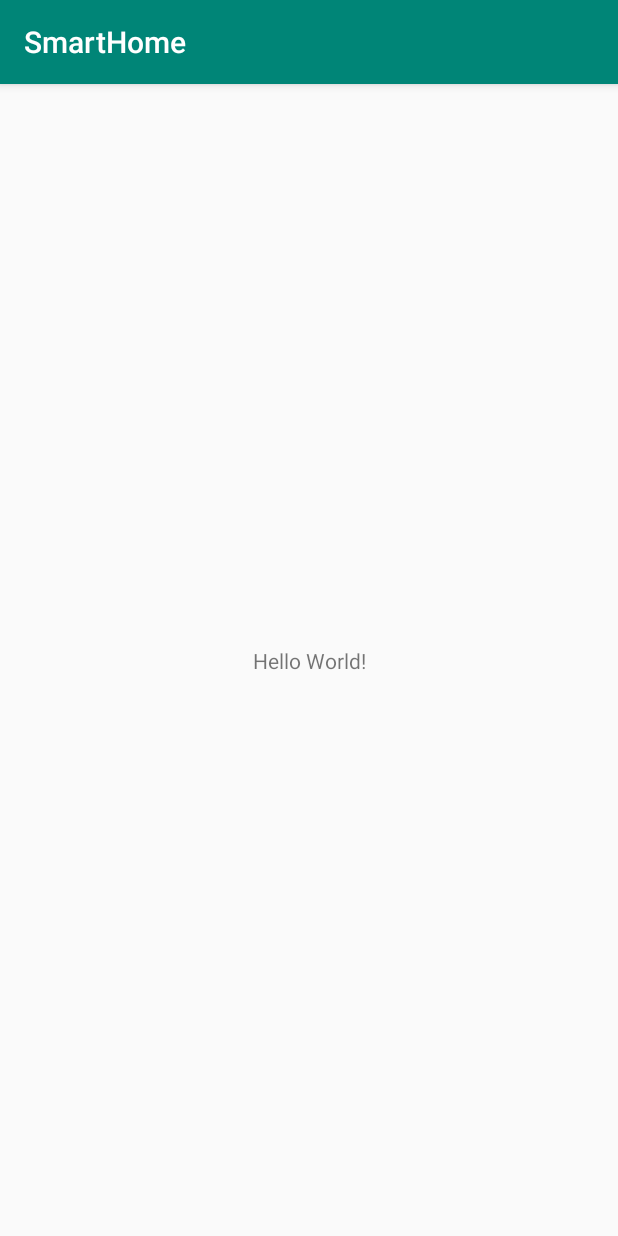
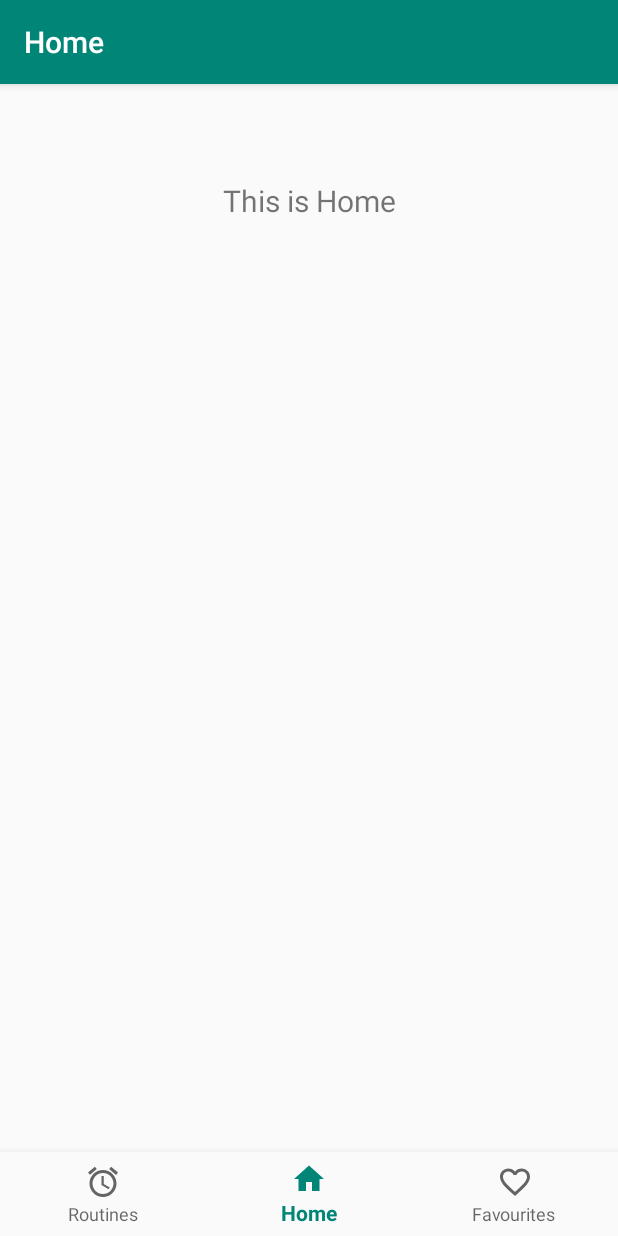
Before and after one commit to mtarradellas/HCI-Android, an Android app: the screen it shows after launch (MainActivity), on a phone screen of 412 x 824 dp. Run offline under Robolectric (Android 15) with nearby library versions, the phone set to English and light mode, and no system bars; our stand-ins replace navigation-ui.

Commit message:
basic navbar model

```diff
--- a/SmartHome/app/build.gradle
+++ b/SmartHome/app/build.gradle
@@ -26,4 +26,8 @@ dependencies {
     testImplementation 'junit:junit:4.12'
     androidTestImplementation 'androidx.test.ext:junit:1.1.0'
     androidTestImplementation 'androidx.test.espresso:espresso-core:3.1.1'
+    implementation 'com.google.android.material:material:1.0.0'
+    implementation 'androidx.lifecycle:lifecycle-extensions:2.1.0'
+    implementation 'androidx.navigation:navigation-fragment:2.0.0'
+    implementation 'androidx.navigation:navigation-ui:2.1.0'
 }
--- a/SmartHome/app/src/main/java/com/example/smarthome/MainActivity.java
+++ b/SmartHome/app/src/main/java/com/example/smarthome/MainActivity.java
@@ -1,8 +1,14 @@
 package com.example.smarthome;
 
 import androidx.appcompat.app.AppCompatActivity;
+import androidx.navigation.NavController;
+import androidx.navigation.Navigation;
+import androidx.navigation.ui.AppBarConfiguration;
+import androidx.navigation.ui.NavigationUI;
 
 import android.os.Bundle;
+
+import com.google.android.material.bottomnavigation.BottomNavigationView;
 
 public class MainActivity extends AppCompatActivity {
 
@@ -10,5 +16,14 @@ public class MainActivity extends AppCompatActivity {
     protected void onCreate(Bundle savedInstanceState) {
         super.onCreate(savedInstanceState);
         setContentView(R.layout.activity_main);
+        BottomNavigationView navView = findViewById(R.id.nav_view);
+        // Passing each menu ID as a set of Ids because each
+        // menu should be considered as top level destinations.
+        AppBarConfiguration appBarConfiguration = new AppBarConfiguration.Builder(
+                R.id.navigation_routines, R.id.navigation_home, R.id.navigation_favourites)
+                .build();
+        NavController navController = Navigation.findNavController(this, R.id.nav_host_fragment);
+        NavigationUI.setupActionBarWithNavController(this, navController, appBarConfiguration);
+        NavigationUI.setupWithNavController(navView, navController);
     }
 }
--- /dev/null
+++ b/SmartHome/app/src/main/java/com/example/smarthome/ui/home/HomeFragment.java
@@ -0,0 +1,35 @@
+package com.example.smarthome.ui.home;
+
+import android.os.Bundle;
+import android.view.LayoutInflater;
+import android.view.View;
+import android.view.ViewGroup;
+import android.widget.TextView;
+
+import androidx.annotation.Nullable;
+import androidx.annotation.NonNull;
+import androidx.fragment.app.Fragment;
+import androidx.lifecycle.Observer;
+import androidx.lifecycle.ViewModelProviders;
+
+import com.example.smarthome.R;
+
+public class HomeFragment extends Fragment {
+
+    private HomeViewModel homeViewModel;
+
+    public View onCreateView(@NonNull LayoutInflater inflater,
+                             ViewGroup container, Bundle savedInstanceState) {
+        homeViewModel =
+                ViewModelProviders.of(this).get(HomeViewModel.class);
+        View root = inflater.inflate(R.layout.fragment_home, container, false);
+        final TextView textView = root.findViewById(R.id.text_home);
+        homeViewModel.getText().observe(this, new Observer<String>() {
+            @Override
+            public void onChanged(@Nullable String s) {
+                textView.setText(s);
+            }
+        });
+        return root;
+    }
+}
--- /dev/null
+++ b/SmartHome/app/src/main/java/com/example/smarthome/ui/home/HomeViewModel.java
@@ -0,0 +1,19 @@
+package com.example.smarthome.ui.home;
+
+import androidx.lifecycle.LiveData;
+import androidx.lifecycle.MutableLiveData;
+import androidx.lifecycle.ViewModel;
+
+public class HomeViewModel extends ViewModel {
+
+    private MutableLiveData<String> mText;
+
+    public HomeViewModel() {
+        mText = new MutableLiveData<>();
+        mText.setValue("This is Home");
+    }
+
+    public LiveData<String> getText() {
+        return mText;
+    }
+}
--- /dev/null
+++ b/SmartHome/app/src/main/res/drawable/ic_alarm_black_24dp.xml
@@ -0,0 +1,9 @@
+<vector xmlns:android="http://schemas.android.com/apk/res/android"
+        android:width="24dp"
+        android:height="24dp"
+        android:viewportWidth="24.0"
+        android:viewportHeight="24.0">
+    <path
+        android:fillColor="#FF000000"
+        android:pathData="M22,5.72l-4.6,-3.86 -1.29,1.53 4.6,3.86L22,5.72zM7.88,3.39L6.6,1.86 2,5.71l1.29,1.53 4.59,-3.85zM12.5,8L11,8v6l4.75,2.85 0.75,-1.23 -4,-2.37L12.5,8zM12,4c-4.97,0 -9,4.03 -9,9s4.02,9 9,9c4.97,0 9,-4.03 9,-9s-4.03,-9 -9,-9zM12,20c-3.87,0 -7,-3.13 -7,-7s3.13,-7 7,-7 7,3.13 7,7 -3.13,7 -7,7z"/>
+</vector>
--- /dev/null
+++ b/SmartHome/app/src/main/res/drawable/ic_favorite_border_black_24dp.xml
@@ -0,0 +1,9 @@
+<vector xmlns:android="http://schemas.android.com/apk/res/android"
+        android:width="24dp"
+        android:height="24dp"
+        android:viewportWidth="24.0"
+        android:viewportHeight="24.0">
+    <path
+        android:fillColor="#FF000000"
+        android:pathData="M16.5,3c-1.74,0 -3.41,0.81 -4.5,2.09C10.91,3.81 9.24,3 7.5,3 4.42,3 2,5.42 2,8.5c0,3.78 3.4,6.86 8.55,11.54L12,21.35l1.45,-1.32C18.6,15.36 22,12.28 22,8.5 22,5.42 19.58,3 16.5,3zM12.1,18.55l-0.1,0.1 -0.1,-0.1C7.14,14.24 4,11.39 4,8.5 4,6.5 5.5,5 7.5,5c1.54,0 3.04,0.99 3.57,2.36h1.87C13.46,5.99 14.96,5 16.5,5c2,0 3.5,1.5 3.5,3.5 0,2.89 -3.14,5.74 -7.9,10.05z"/>
+</vector>
--- /dev/null
+++ b/SmartHome/app/src/main/res/drawable/ic_home_black_24dp.xml
@@ -0,0 +1,9 @@
+<vector xmlns:android="http://schemas.android.com/apk/res/android"
+        android:width="24dp"
+        android:height="24dp"
+        android:viewportWidth="24.0"
+        android:viewportHeight="24.0">
+    <path
+        android:fillColor="#FF000000"
+        android:pathData="M10,20v-6h4v6h5v-8h3L12,3 2,12h3v8z"/>
+</vector>
--- a/SmartHome/app/src/main/res/layout/activity_main.xml
+++ b/SmartHome/app/src/main/res/layout/activity_main.xml
@@ -1,18 +1,33 @@
 <?xml version="1.0" encoding="utf-8"?>
 <androidx.constraintlayout.widget.ConstraintLayout xmlns:android="http://schemas.android.com/apk/res/android"
     xmlns:app="http://schemas.android.com/apk/res-auto"
-    xmlns:tools="http://schemas.android.com/tools"
+    android:id="@+id/container"
     android:layout_width="match_parent"
     android:layout_height="match_parent"
-    tools:context=".MainActivity">
+    android:paddingTop="?attr/actionBarSize">
 
-    <TextView
-        android:layout_width="wrap_content"
+    <com.google.android.material.bottomnavigation.BottomNavigationView
+        android:id="@+id/nav_view"
+        android:layout_width="0dp"
         android:layout_height="wrap_content"
-        android:text="Hello World!"
+        android:layout_marginStart="0dp"
+        android:layout_marginEnd="0dp"
+        android:background="?android:attr/windowBackground"
         app:layout_constraintBottom_toBottomOf="parent"
         app:layout_constraintLeft_toLeftOf="parent"
         app:layout_constraintRight_toRightOf="parent"
-        app:layout_constraintTop_toTopOf="parent" />
+        app:menu="@menu/bottom_nav_menu" />
+
+    <fragment
+        android:id="@+id/nav_host_fragment"
+        android:name="androidx.navigation.fragment.NavHostFragment"
+        android:layout_width="match_parent"
+        android:layout_height="match_parent"
+        app:defaultNavHost="true"
+        app:layout_constraintBottom_toTopOf="@id/nav_view"
+        app:layout_constraintLeft_toLeftOf="parent"
+        app:layout_constraintRight_toRightOf="parent"
+        app:layout_constraintTop_toTopOf="parent"
+        app:navGraph="@navigation/mobile_navigation" />
 
 </androidx.constraintlayout.widget.ConstraintLayout>
--- /dev/null
+++ b/SmartHome/app/src/main/res/layout/fragment_home.xml
@@ -0,0 +1,19 @@
+<?xml version="1.0" encoding="utf-8"?>
+<androidx.constraintlayout.widget.ConstraintLayout xmlns:android="http://schemas.android.com/apk/res/android"
+    xmlns:app="http://schemas.android.com/apk/res-auto"
+    android:layout_width="match_parent"
+    android:layout_height="match_parent">
+
+    <TextView
+        android:id="@+id/text_home"
+        android:layout_width="match_parent"
+        android:layout_height="wrap_content"
+        android:layout_marginStart="8dp"
+        android:layout_marginTop="8dp"
+        android:layout_marginEnd="8dp"
+        android:textAlignment="center"
+        android:textSize="20sp"
+        app:layout_constraintEnd_toEndOf="parent"
+        app:layout_constraintStart_toStartOf="parent"
+        app:layout_constraintTop_toTopOf="parent" />
+</androidx.constraintlayout.widget.ConstraintLayout>
--- /dev/null
+++ b/SmartHome/app/src/main/res/menu/bottom_nav_menu.xml
@@ -0,0 +1,19 @@
+<?xml version="1.0" encoding="utf-8"?>
+<menu xmlns:android="http://schemas.android.com/apk/res/android">
+
+    <item
+        android:id="@+id/navigation_routines"
+        android:icon="@drawable/ic_alarm_black_24dp"
+        android:title="@string/title_routines" />
+
+    <item
+        android:id="@+id/navigation_home"
+        android:icon="@drawable/ic_home_black_24dp"
+        android:title="@string/title_home" />
+
+    <item
+        android:id="@+id/navigation_favourites"
+        android:icon="@drawable/ic_favorite_border_black_24dp"
+        android:title="@string/title_favourites" />
+
+</menu>
--- /dev/null
+++ b/SmartHome/app/src/main/res/navigation/mobile_navigation.xml
@@ -0,0 +1,25 @@
+<?xml version="1.0" encoding="utf-8"?>
+<navigation xmlns:android="http://schemas.android.com/apk/res/android"
+    xmlns:app="http://schemas.android.com/apk/res-auto"
+    xmlns:tools="http://schemas.android.com/tools"
+    android:id="@+id/mobile_navigation"
+    app:startDestination="@+id/navigation_home">
+
+    <fragment
+        android:id="@+id/navigation_routines"
+        android:name="com.example.smarthome.ui.routines.RoutinesFragment"
+        android:label="@string/title_routines"
+        tools:layout="@layout/fragment_routines" />
+
+    <fragment
+        android:id="@+id/navigation_home"
+        android:name="com.example.smarthome.ui.home.HomeFragment"
+        android:label="@string/title_home"
+        tools:layout="@layout/fragment_home" />
+
+    <fragment
+        android:id="@+id/navigation_favourites"
+        android:name="com.example.smarthome.ui.favourites.FavouritesFragment"
+        android:label="@string/title_favourites"
+        tools:layout="@layout/fragment_favourites" />
+</navigation>
--- /dev/null
+++ b/SmartHome/app/src/main/res/values/dimens.xml
@@ -0,0 +1,5 @@
+<resources>
+    <!-- Default screen margins, per the Android Design guidelines. -->
+    <dimen name="activity_horizontal_margin">16dp</dimen>
+    <dimen name="activity_vertical_margin">16dp</dimen>
+</resources>
--- a/SmartHome/app/src/main/res/values/strings.xml
+++ b/SmartHome/app/src/main/res/values/strings.xml
@@ -1,3 +1,6 @@
 <resources>
     <string name="app_name">SmartHome</string>
+    <string name="title_home">Home</string>
+    <string name="title_favourites">Favourites</string>
+    <string name="title_routines">Routines</string>
 </resources>
```
Also changed, not shown: SmartHome/app/src/main/java/com/example/smarthome/ui/favourites/FavouritesFragment.java (added, +35 -0 lines), SmartHome/app/src/main/java/com/example/smarthome/ui/favourites/FavouritesViewModel.java (added, +19 -0 lines), SmartHome/app/src/main/java/com/example/smarthome/ui/routines/RoutinesFragment.java (added, +35 -0 lines), SmartHome/app/src/main/java/com/example/smarthome/ui/routines/RoutinesViewModel.java (added, +19 -0 lines), SmartHome/app/src/main/res/layout/fragment_favourites.xml (added, +19 -0 lines), SmartHome/app/src/main/res/layout/fragment_routines.xml (added, +19 -0 lines).
